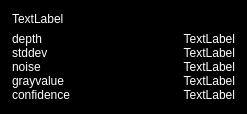
Above: royale/tools/royaleviewer/src/custom-controls/PixelInfoView.ui from biabiaRun/Originsl_pmd-neato-platform before the change. Below: the same form after it.
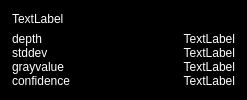
That is the form after the change.

Patch:
```diff
--- a/royale/tools/royaleviewer/src/custom-controls/PixelInfoView.ui
+++ b/royale/tools/royaleviewer/src/custom-controls/PixelInfoView.ui
@@ -50,7 +50,7 @@
      <property name="spacing">
       <number>0</number>
      </property>
-     <item row="3" column="0">
+     <item row="2" column="0">
       <widget class="QLabel" name="label">
        <property name="styleSheet">
         <string notr="true">color: rgb(255, 255, 255);</string>
@@ -106,7 +106,7 @@
        </property>
       </widget>
      </item>
-     <item row="4" column="0">
+     <item row="3" column="0">
       <widget class="QLabel" name="label_5">
        <property name="styleSheet">
         <string notr="true">color: rgb(255, 255, 255);</string>
@@ -116,7 +116,7 @@
        </property>
       </widget>
      </item>
-     <item row="3" column="1">
+     <item row="2" column="1">
       <widget class="QLabel" name="grayLabel">
        <property name="styleSheet">
         <string notr="true">color: rgb(255, 255, 255);</string>
@@ -129,7 +129,7 @@
        </property>
       </widget>
      </item>
-     <item row="4" column="1">
+     <item row="3" column="1">
       <widget class="QLabel" name="confidenceLabel">
        <property name="styleSheet">
         <string notr="true">color: rgb(255, 255, 255);</string>
@@ -142,29 +142,6 @@
        </property>
       </widget>
      </item>
-     <item row="2" column="0">
-      <widget class="QLabel" name="label_4">
-       <property name="styleSheet">
-        <string notr="true">color: rgb(255, 255, 255);</string>
-       </property>
-       <property name="text">
-        <string>noise</string>
-       </property>
-      </widget>
-     </item>
-     <item row="2" column="1">
-      <widget class="QLabel" name="noiseLabel">
-       <property name="styleSheet">
-        <string notr="true">color: rgb(255, 255, 255);</string>
-       </property>
-       <property name="text">
-        <string>TextLabel</string>
-       </property>
-       <property name="alignment">
-        <set>Qt::AlignRight|Qt::AlignTrailing|Qt::AlignVCenter</set>
-       </property>
-      </widget>
-     </item>
     </layout>
    </item>
   </layout>
```
